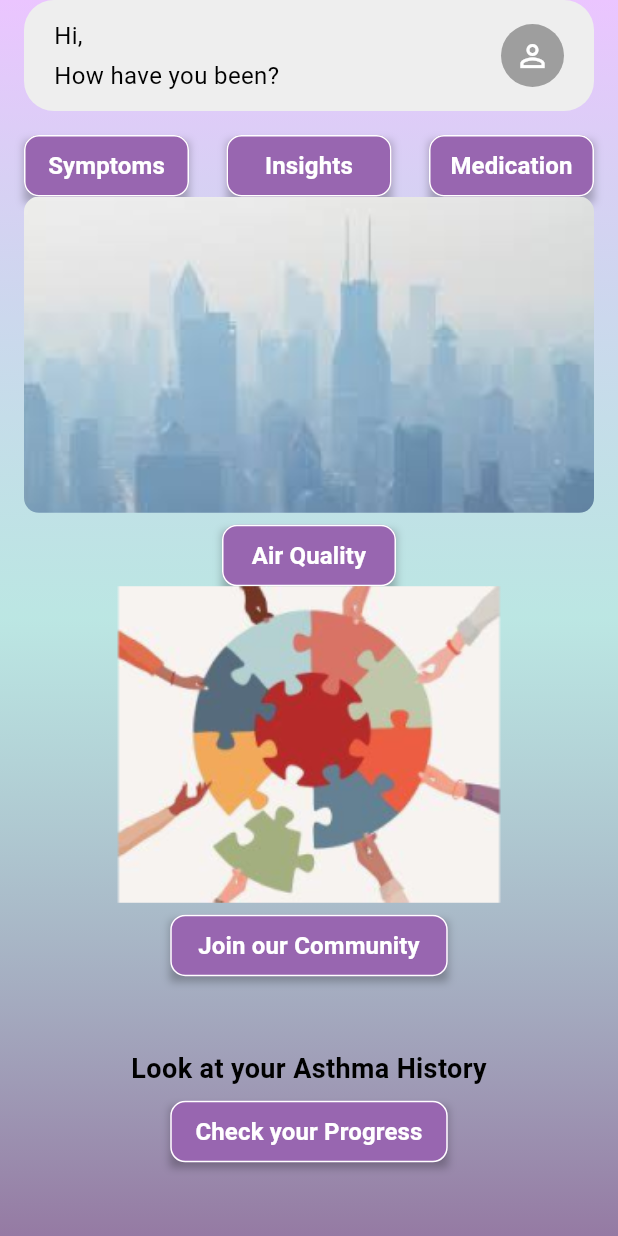
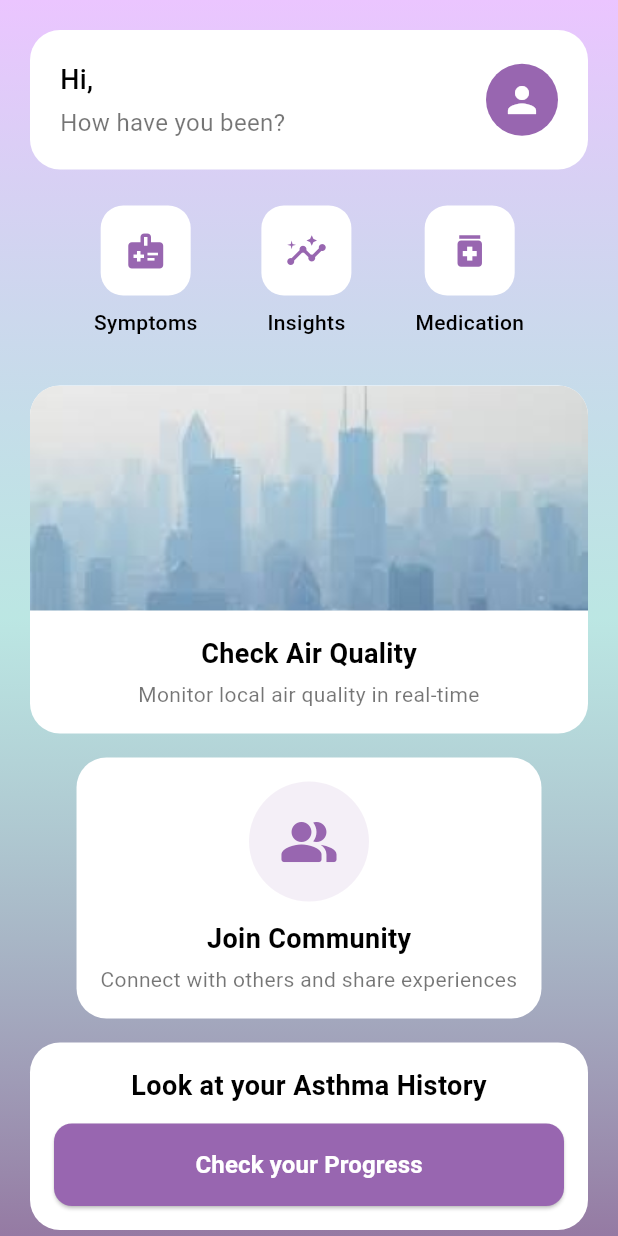
Before and after one commit to cpokala/AllerAlert, a Flutter app: the HomeScreen screen opened by its route, on a phone screen of 412 x 824 dp. Run offline on Flutter 3.47's test engine with Material 3 defaults, Android fonts, the phone set to English and light mode, and no system bars; our stand-ins replace cloud_firestore, firebase_auth, firebase_core, geolocator, google_sign_in; accounts and stored records are empty.

```diff
--- a/lib/screens/home_screen.dart
+++ b/lib/screens/home_screen.dart
@@ -1,4 +1,5 @@
 import 'package:flutter/material.dart';
+import 'package:firebase_auth/firebase_auth.dart' as firebase_auth;
 
 class HomeScreen extends StatelessWidget {
   const HomeScreen({super.key});
@@ -6,6 +7,7 @@ class HomeScreen extends StatelessWidget {
   @override
   Widget build(BuildContext context) {
     final screenSize = MediaQuery.of(context).size;
+    final user = firebase_auth.FirebaseAuth.instance.currentUser;
 
     return Scaffold(
       body: Container(
@@ -20,100 +22,23 @@ class HomeScreen extends StatelessWidget {
         ),
         child: SafeArea(
           child: Padding(
-            padding: const EdgeInsets.symmetric(horizontal: 16),
+            padding: const EdgeInsets.symmetric(horizontal: 20),
             child: Column(
               children: [
-                // Greeting Card Section
-                _buildGreetingCard(),
+                const SizedBox(height: 20),
 
-                const SizedBox(height: 16),
+                // Greeting Card
+                _buildGreetingCard(user),
 
-                // Action Buttons Row
+                const SizedBox(height: 24),
+
+                // Action Buttons
                 _buildActionButtons(context),
 
-                // Main Content Area with Images and Buttons
-                Expanded(
-                  child: Column(
-                    mainAxisAlignment: MainAxisAlignment.spaceEvenly,
-                    children: [
-                      // Air Quality Section
-                      Flexible(
-                        flex: 3,
-                        child: Column(
-                          children: [
-                            Expanded(
-                              child: ClipRRect(
-                                borderRadius: BorderRadius.circular(10),
-                                child: Image.asset(
-                                  'assets/images/city_skyline.png',
-                                  width: double.infinity,
-                                  fit: BoxFit.cover,
-                                ),
-                              ),
-                            ),
-                            const SizedBox(height: 8),
-                            _buildActionButton(
-                              context: context,
-                              text: 'Air Quality',
-                              width: 116,
-                              onPressed: () => Navigator.pushNamed(context, '/air-quality'),
-                            ),
-                          ],
-                        ),
-                      ),
+                const SizedBox(height: 24),
 
-                      // Community Section
-                      Flexible(
-                        flex: 3,
-                        child: Column(
-                          children: [
-                            Expanded(
-                              child: ClipRRect(
-                                borderRadius: BorderRadius.circular(10),
-                                child: Image.asset(
-                                  'assets/images/community.png',
-                                  width: double.infinity,
-                                  fit: BoxFit.cover,
-                                ),
-                              ),
-                            ),
-                            const SizedBox(height: 8),
-                            _buildActionButton(
-                              context: context,
-                              text: 'Join our Community',
-                              width: 185,
-                              onPressed: () => Navigator.pushNamed(context, '/community'),
-                            ),
-                          ],
-                        ),
-                      ),
-
-                      // Progress Section
-                      Flexible(
-                        flex: 2,
-                        child: Column(
-                          mainAxisAlignment: MainAxisAlignment.center,
-                          children: [
-                            const Text(
-                              'Look at your Asthma History',
-                              style: TextStyle(
-                                fontSize: 18,
-                                fontWeight: FontWeight.w600,
-                                color: Colors.black,
-                              ),
-                            ),
-                            const SizedBox(height: 8),
-                            _buildActionButton(
-                              context: context,
-                              text: 'Check your Progress',
-                              width: 185,
-                            ),
-                          ],
-                        ),
-                      ),
-                    ],
-                  ),
-                ),
+                // Main Content
+                Expanded(child: _buildMainContent(context)),
               ],
             ),
           ),
@@ -122,48 +47,52 @@ class HomeScreen extends StatelessWidget {
     );
   }
 
-  Widget _buildGreetingCard() {
+  Widget _buildGreetingCard(firebase_auth.User? user) {
+    final String displayName = user?.displayName?.split(' ')[0] ?? 'there';
+    final String? photoURL = user?.photoURL;
+
     return Container(
-      padding: const EdgeInsets.symmetric(horizontal: 20, vertical: 12),
+      padding: const EdgeInsets.all(20),
       decoration: BoxDecoration(
-        color: Colors.grey[200],
+        color: Colors.white,
         borderRadius: BorderRadius.circular(20),
       ),
       child: Row(
         mainAxisAlignment: MainAxisAlignment.spaceBetween,
         children: [
-          const Column(
+          Column(
             crossAxisAlignment: CrossAxisAlignment.start,
             children: [
               Text(
-                'Hi,',
-                style: TextStyle(
-                  fontSize: 16,
-                  fontWeight: FontWeight.w400,
+                'Hi, $displayName',
+                style: const TextStyle(
+                  fontSize: 18,
+                  fontWeight: FontWeight.w500,
                 ),
               ),
-              SizedBox(height: 4),
-              Text(
+              const SizedBox(height: 4),
+              const Text(
                 'How have you been?',
                 style: TextStyle(
                   fontSize: 16,
-                  fontWeight: FontWeight.w400,
+                  color: Colors.black54,
                 ),
               ),
             ],
           ),
-          Container(
-            width: 42,
-            height: 42,
-            decoration: const BoxDecoration(
-              shape: BoxShape.circle,
-              color: Colors.grey,
+          CircleAvatar(
+            radius: 24,
+            backgroundColor: const Color(0xFF9866B0),
+            child: photoURL != null
+                ? ClipOval(
+              child: Image.network(
+                photoURL,
+                width: 48,
+                height: 48,
+                fit: BoxFit.cover,
               ),
-            child: const Icon(
-              Icons.person_outline,
-              color: Colors.white,
-              size: 24,
-            ),
+            )
+                : const Icon(Icons.person, color: Colors.white, size: 28),
           ),
         ],
       ),
@@ -172,65 +101,198 @@ class HomeScreen extends StatelessWidget {
 
   Widget _buildActionButtons(BuildContext context) {
     return Row(
-      mainAxisAlignment: MainAxisAlignment.spaceBetween,
+      mainAxisAlignment: MainAxisAlignment.spaceEvenly,
       children: [
         _buildActionButton(
-          context: context,
-          text: 'Symptoms',
-          onPressed: () => Navigator.pushNamed(context, '/log-symptoms'),
+          icon: Icons.medical_information,
+          label: 'Symptoms',
+          onTap: () => Navigator.pushNamed(context, '/log-symptoms'),
         ),
         _buildActionButton(
-          context: context,
-          text: 'Insights',
+          icon: Icons.insights,
+          label: 'Insights',
+          onTap: () {},
         ),
         _buildActionButton(
-          context: context,
-          text: 'Medication',
-          onPressed: () => Navigator.pushNamed(context, '/medications'),
+          icon: Icons.medication,
+          label: 'Medication',
+          onTap: () => Navigator.pushNamed(context, '/medications'),
         ),
       ],
     );
   }
 
   Widget _buildActionButton({
-    required BuildContext context,
-    required String text,
-    double? width,
-    VoidCallback? onPressed,
+    required IconData icon,
+    required String label,
+    required VoidCallback onTap,
   }) {
-    return Container(
-      width: width ?? 110,
-      height: 41,
+    return Column(
+      children: [
+        Container(
+          width: 60,
+          height: 60,
           decoration: BoxDecoration(
-        boxShadow: [
-          BoxShadow(
-            color: Colors.black.withOpacity(0.25),
-            offset: const Offset(0, 4),
-            blurRadius: 4,
+            color: Colors.white,
+            borderRadius: BorderRadius.circular(15),
+          ),
+          child: IconButton(
+            icon: Icon(icon),
+            onPressed: onTap,
+            color: const Color(0xFF9866B0),
+            iconSize: 28,
+          ),
+        ),
+        const SizedBox(height: 8),
+        Text(
+          label,
+          style: const TextStyle(
+            fontSize: 14,
+            fontWeight: FontWeight.w500,
+          ),
+        ),
+      ],
+    );
+  }
+
+  Widget _buildMainContent(BuildContext context) {
+    return Column(
+      children: [
+        // Air Quality Card
+        Container(
+          margin: const EdgeInsets.symmetric(vertical: 8),
+          decoration: BoxDecoration(
+            color: Colors.white,
+            borderRadius: BorderRadius.circular(20),
+          ),
+          child: Column(
+            children: [
+              ClipRRect(
+                borderRadius: const BorderRadius.vertical(top: Radius.circular(20)),
+                child: Image.asset(
+                  'assets/images/city_skyline.png',
+                  width: double.infinity,
+                  height: 150,
+                  fit: BoxFit.cover,
+                ),
+              ),
+              Padding(
+                padding: const EdgeInsets.all(16),
+                child: Column(
+                  children: [
+                    const Text(
+                      'Check Air Quality',
+                      style: TextStyle(
+                        fontSize: 18,
+                        fontWeight: FontWeight.w600,
+                      ),
+                    ),
+                    const SizedBox(height: 4),
+                    const Text(
+                      'Monitor local air quality in real-time',
+                      style: TextStyle(
+                        fontSize: 14,
+                        color: Colors.black54,
+                      ),
+                      textAlign: TextAlign.center,
                     ),
                   ],
                 ),
+              ),
+            ],
+          ),
+        ),
+
+        // Community Card
+        GestureDetector(
+          onTap: () => Navigator.pushNamed(context, '/community'),
+          child: Container(
+            margin: const EdgeInsets.symmetric(vertical: 8),
+            padding: const EdgeInsets.all(16),
+            decoration: BoxDecoration(
+              color: Colors.white,
+              borderRadius: BorderRadius.circular(20),
+            ),
+            child: Column(
+              children: [
+                Container(
+                  width: 80,
+                  height: 80,
+                  decoration: BoxDecoration(
+                    color: const Color(0xFF9866B0).withOpacity(0.1),
+                    shape: BoxShape.circle,
+                  ),
+                  child: const Icon(
+                    Icons.people_alt_rounded,
+                    size: 40,
+                    color: Color(0xFF9866B0),
+                  ),
+                ),
+                const SizedBox(height: 12),
+                const Text(
+                  'Join Community',
+                  style: TextStyle(
+                    fontSize: 18,
+                    fontWeight: FontWeight.w600,
+                  ),
+                ),
+                const SizedBox(height: 4),
+                const Text(
+                  'Connect with others and share experiences',
+                  style: TextStyle(
+                    fontSize: 14,
+                    color: Colors.black54,
+                  ),
+                  textAlign: TextAlign.center,
+                ),
+              ],
+            ),
+          ),
+        ),
+
+        // Progress Section
+        Container(
+          margin: const EdgeInsets.symmetric(vertical: 8),
+          padding: const EdgeInsets.all(16),
+          decoration: BoxDecoration(
+            color: Colors.white,
+            borderRadius: BorderRadius.circular(20),
+          ),
+          child: Column(
+            children: [
+              const Text(
+                'Look at your Asthma History',
+                style: TextStyle(
+                  fontSize: 18,
+                  fontWeight: FontWeight.w600,
+                ),
+              ),
+              const SizedBox(height: 12),
+              SizedBox(
+                width: double.infinity,
                 child: ElevatedButton(
-        onPressed: onPressed ?? () {},
+                  onPressed: () {},
                   style: ElevatedButton.styleFrom(
                     backgroundColor: const Color(0xFF9866B0),
                     foregroundColor: Colors.white,
-          padding: const EdgeInsets.symmetric(horizontal: 8),
+                    padding: const EdgeInsets.symmetric(vertical: 16),
                     shape: RoundedRectangleBorder(
-            borderRadius: BorderRadius.circular(10),
-            side: const BorderSide(color: Colors.white, width: 1),
+                      borderRadius: BorderRadius.circular(12),
                     ),
-          elevation: 0,
                   ),
-        child: Text(
-          text,
-          textAlign: TextAlign.center,
-          style: const TextStyle(
+                  child: const Text(
+                    'Check your Progress',
+                    style: TextStyle(
                       fontSize: 16,
                       fontWeight: FontWeight.w600,
                     ),
                   ),
                 ),
+              ),
+            ],
+          ),
+        ),
+      ],
     );
   }
 }
--- a/lib/screens/medications_screen.dart
+++ b/lib/screens/medications_screen.dart
@@ -30,8 +30,14 @@ class _MedicationsScreenState extends State<MedicationsScreen> {
   Future<void> _showAddMedicationDialog() async {
     return showDialog(
       context: context,
-      builder: (context) => AlertDialog(
-        title: const Text('Add New Medication'),
+      builder: (BuildContext context) => AlertDialog(
+        title: const Text(
+          'Add New Medication',
+          style: TextStyle(
+            fontSize: 18,
+            fontWeight: FontWeight.w600,
+          ),
+        ),
         content: Form(
           key: _formKey,
           child: SingleChildScrollView(
@@ -40,25 +46,45 @@ class _MedicationsScreenState extends State<MedicationsScreen> {
               children: [
                 TextFormField(
                   controller: _nameController,
-                  decoration: const InputDecoration(labelText: 'Medication Name'),
+                  decoration: const InputDecoration(
+                    labelText: 'Medication Name',
+                    labelStyle: TextStyle(fontSize: 14),
+                    contentPadding: EdgeInsets.symmetric(vertical: 8, horizontal: 12),
+                  ),
+                  style: const TextStyle(fontSize: 14),
                   validator: (value) => value?.isEmpty ?? true ? 'Please enter medication name' : null,
                 ),
-                const SizedBox(height: 16),
+                const SizedBox(height: 12),
                 TextFormField(
                   controller: _dosageController,
-                  decoration: const InputDecoration(labelText: 'Dosage (e.g., 2 puffs, 10mg)'),
+                  decoration: const InputDecoration(
+                    labelText: 'Dosage (e.g., 2 puffs, 10mg)',
+                    labelStyle: TextStyle(fontSize: 14),
+                    contentPadding: EdgeInsets.symmetric(vertical: 8, horizontal: 12),
+                  ),
+                  style: const TextStyle(fontSize: 14),
                   validator: (value) => value?.isEmpty ?? true ? 'Please enter dosage' : null,
                 ),
-                const SizedBox(height: 16),
+                const SizedBox(height: 12),
                 TextFormField(
                   controller: _frequencyController,
-                  decoration: const InputDecoration(labelText: 'Frequency (e.g., every 4-6 hours)'),
+                  decoration: const InputDecoration(
+                    labelText: 'Frequency (e.g., every 4-6 hours)',
+                    labelStyle: TextStyle(fontSize: 14),
+                    contentPadding: EdgeInsets.symmetric(vertical: 8, horizontal: 12),
+                  ),
+                  style: const TextStyle(fontSize: 14),
                   validator: (value) => value?.isEmpty ?? true ? 'Please enter frequency' : null,
                 ),
-                const SizedBox(height: 16),
+                const SizedBox(height: 12),
                 TextFormField(
                   controller: _descriptionController,
-                  decoration: const InputDecoration(labelText: 'Description (optional)'),
+                  decoration: const InputDecoration(
+                    labelText: 'Description (optional)',
+                    labelStyle: TextStyle(fontSize: 14),
+                    contentPadding: EdgeInsets.symmetric(vertical: 8, horizontal: 12),
+                  ),
+                  style: const TextStyle(fontSize: 14),
                   maxLines: 2,
                 ),
               ],
@@ -68,11 +94,17 @@ class _MedicationsScreenState extends State<MedicationsScreen> {
         actions: [
           TextButton(
             onPressed: () => Navigator.pop(context),
-            child: const Text('Cancel'),
+            child: const Text(
+              'Cancel',
+              style: TextStyle(fontSize: 14),
+            ),
           ),
           TextButton(
-            onPressed: _handleAddMedication,
-            child: const Text('Add'),
+            onPressed: () => _handleAddMedication(),
+            child: const Text(
+              'Add',
+              style: TextStyle(fontSize: 14),
+            ),
           ),
         ],
       ),
--- a/pubspec.yaml
+++ b/pubspec.yaml
@@ -17,6 +17,7 @@ dependencies:
   http: ^1.1.0
   geolocator: ^10.1.0
   cloud_firestore: ^5.6.3
+  cached_network_image: ^3.4.1
 
 dev_dependencies:
   flutter_test:
```
Also changed, not shown: pubspec.lock, 2 other files. Lines whose indentation alone changed are shown as unchanged.
